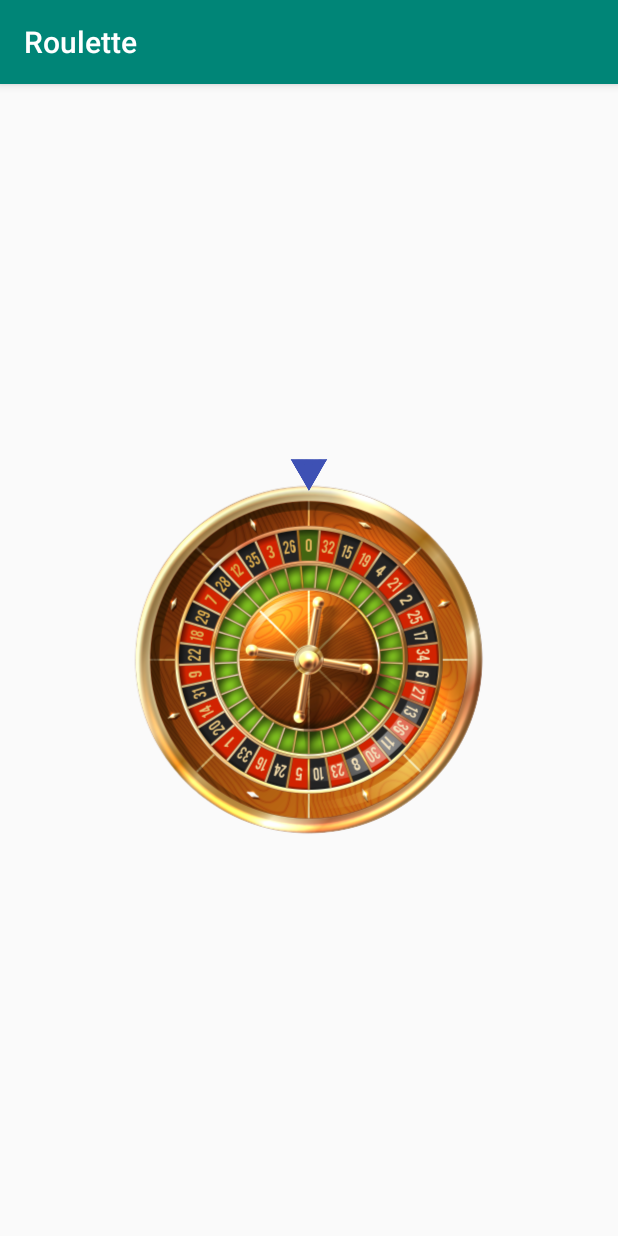
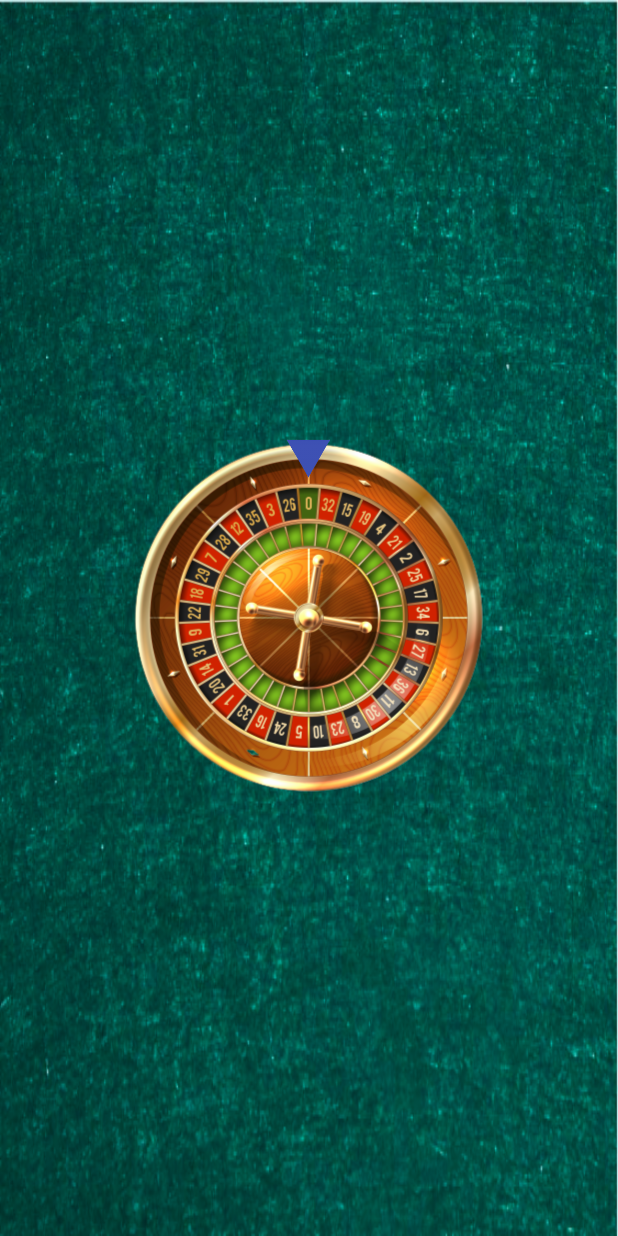
Before and after one commit to OscarHMG/Roulette-Demo-App, an Android app: the screen it shows after launch (MainActivity), on a phone screen of 412 x 824 dp. Run offline under Robolectric (Android 15) with nearby library versions, the phone set to English and light mode, and no system bars.

```diff
--- a/app/src/main/AndroidManifest.xml
+++ b/app/src/main/AndroidManifest.xml
@@ -10,7 +10,9 @@
         android:roundIcon="@mipmap/ic_launcher_round"
         android:supportsRtl="true"
         android:theme="@style/AppTheme">
-        <activity android:name=".MainActivity">
+        <activity
+            android:name=".MainActivity"
+            android:screenOrientation="portrait">
             <intent-filter>
                 <action android:name="android.intent.action.MAIN" />
 
--- a/app/src/main/res/layout/activity_main.xml
+++ b/app/src/main/res/layout/activity_main.xml
@@ -4,6 +4,7 @@
     xmlns:tools="http://schemas.android.com/tools"
     android:layout_width="match_parent"
     android:layout_height="match_parent"
+    android:background="@drawable/casino_background"
     tools:context=".MainActivity">
 
 
@@ -17,31 +18,34 @@
         <TextView
             android:id="@+id/tv_result_roulette_number"
             android:layout_height="wrap_content"
-            android:layout_alignParentTop="true"
             android:textSize="32sp"
+            android:textColor="@android:color/white"
+            android:textStyle="bold"
             android:layout_centerHorizontal="true"
+            android:layout_below="@+id/roulette_wheel"
             android:layout_width="wrap_content" />
 
         <ImageView
             android:id="@+id/roulette_wheel"
             android:src="@drawable/roulette"
-            android:layout_width="match_parent"
+            android:layout_width="wrap_content"
             android:layout_height="wrap_content"
             android:layout_centerInParent="true"
             android:layout_marginLeft="20dp"
             android:layout_marginRight="20dp"
-            android:scaleType="centerInside"
-            android:adjustViewBounds="true"/>
+            android:scaleType="center" />
+
+
 
         <ImageView
             android:id="@+id/indicator"
-            android:layout_width="25dp"
+            android:layout_width="30dp"
             android:layout_centerHorizontal="true"
             android:layout_above="@id/roulette_wheel"
             android:layout_marginBottom="-75dp"
-            android:layout_height="25dp"
+            android:layout_height="30dp"
             android:src="@drawable/indicator"
-            android:adjustViewBounds="true"/>
+            />
 
     </RelativeLayout>
 
--- a/app/src/main/res/values/styles.xml
+++ b/app/src/main/res/values/styles.xml
@@ -1,11 +1,15 @@
 <resources>
 
     <!-- Base application theme. -->
-    <style name="AppTheme" parent="Theme.AppCompat.Light.DarkActionBar">
+    <style name="AppTheme" parent="Theme.AppCompat.Light.NoActionBar">
         <!-- Customize your theme here. -->
         <item name="colorPrimary">@color/colorPrimary</item>
         <item name="colorPrimaryDark">@color/colorPrimaryDark</item>
         <item name="colorAccent">@color/colorAccent</item>
+
+        <item name="android:windowNoTitle">true</item>
+        <item name="android:windowActionBar">false</item>
+        <item name="android:windowFullscreen">true</item>
     </style>
 
 </resources>
```
Also changed, not shown: app/src/main/java/com/rayzem/roulette/MainActivity.java (+18 -11 lines), app/src/main/res/drawable-hdpi/casino_background.png (added), app/src/main/res/drawable-mdpi/casino_background.png (added), app/src/main/res/drawable-xhdpi/casino_background.png (added), 2 other files.
